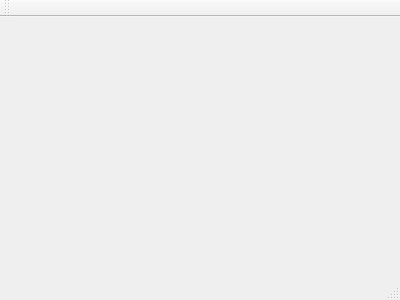
First picture: the form in programmeQT/projetDEMGUIV/mainwindow.ui, repository Alex-Bumblebee/ProjetDEMGUIV, before the edit.
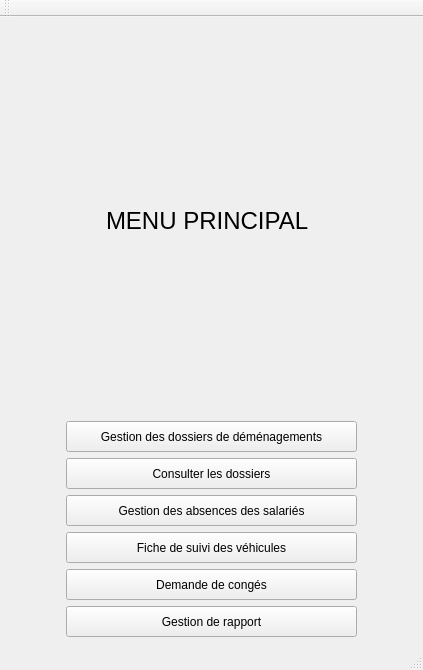
Second picture: the form after the edit.

Commit message: Ajout de l'interface graphique du menu principal, et connexion à la base de données dans le main.cpp, et ajout du qt+= sql dans le .pro

```diff
--- a/programmeQT/projetDEMGUIV/mainwindow.ui
+++ b/programmeQT/projetDEMGUIV/mainwindow.ui
@@ -1,24 +1,365 @@
 <ui version="4.0">
  <class>MainWindow</class>
- <widget class="QMainWindow" name="MainWindow" >
-  <property name="geometry" >
+ <widget class="QMainWindow" name="MainWindow">
+  <property name="geometry">
    <rect>
     <x>0</x>
     <y>0</y>
-    <width>400</width>
-    <height>300</height>
+    <width>423</width>
+    <height>670</height>
    </rect>
   </property>
   <property name="windowTitle" >
    <string>MainWindow</string>
   </property>
-  <widget class="QMenuBar" name="menuBar" />
-  <widget class="QToolBar" name="mainToolBar" />
-  <widget class="QWidget" name="centralWidget" />
-  <widget class="QStatusBar" name="statusBar" />
+  <widget class="QWidget" name="centralWidget">
+   <layout class="QVBoxLayout" name="verticalLayout">
+    <item>
+     <layout class="QHBoxLayout" name="horizontalLayout_7">
+      <item>
+       <spacer name="horizontalSpacer_13">
+        <property name="orientation">
+         <enum>Qt::Horizontal</enum>
+        </property>
+        <property name="sizeHint" stdset="0">
+         <size>
+          <width>40</width>
+          <height>20</height>
+         </size>
+        </property>
+       </spacer>
+      </item>
+      <item>
+       <widget class="QLabel" name="label">
+        <property name="minimumSize">
+         <size>
+          <width>211</width>
+          <height>41</height>
+         </size>
+        </property>
+        <property name="text">
+         <string>&lt;html&gt;&lt;head/&gt;&lt;body&gt;&lt;p&gt;&lt;span style=&quot; font-size:18pt;&quot;&gt;MENU PRINCIPAL&lt;/span&gt;&lt;/p&gt;&lt;/body&gt;&lt;/html&gt;</string>
+        </property>
+       </widget>
+      </item>
+      <item>
+       <spacer name="horizontalSpacer_14">
+        <property name="orientation">
+         <enum>Qt::Horizontal</enum>
+        </property>
+        <property name="sizeHint" stdset="0">
+         <size>
+          <width>40</width>
+          <height>20</height>
+         </size>
+        </property>
+       </spacer>
+      </item>
+     </layout>
+    </item>
+    <item>
+     <layout class="QHBoxLayout" name="horizontalLayout">
+      <item>
+       <spacer name="horizontalSpacer">
+        <property name="orientation">
+         <enum>Qt::Horizontal</enum>
+        </property>
+        <property name="sizeHint" stdset="0">
+         <size>
+          <width>40</width>
+          <height>20</height>
+         </size>
+        </property>
+       </spacer>
+      </item>
+      <item>
+       <widget class="QPushButton" name="pushButtonGestionDemenagements">
+        <property name="minimumSize">
+         <size>
+          <width>291</width>
+          <height>31</height>
+         </size>
+        </property>
+        <property name="text">
+         <string>Gestion des dossiers de déménagements</string>
+        </property>
+       </widget>
+      </item>
+      <item>
+       <spacer name="horizontalSpacer_2">
+        <property name="orientation">
+         <enum>Qt::Horizontal</enum>
+        </property>
+        <property name="sizeHint" stdset="0">
+         <size>
+          <width>40</width>
+          <height>20</height>
+         </size>
+        </property>
+       </spacer>
+      </item>
+     </layout>
+    </item>
+    <item>
+     <layout class="QHBoxLayout" name="horizontalLayout_2">
+      <item>
+       <spacer name="horizontalSpacer_3">
+        <property name="orientation">
+         <enum>Qt::Horizontal</enum>
+        </property>
+        <property name="sizeHint" stdset="0">
+         <size>
+          <width>40</width>
+          <height>20</height>
+         </size>
+        </property>
+       </spacer>
+      </item>
+      <item>
+       <widget class="QPushButton" name="pushButton_6">
+        <property name="minimumSize">
+         <size>
+          <width>291</width>
+          <height>31</height>
+         </size>
+        </property>
+        <property name="text">
+         <string>Consulter les dossiers</string>
+        </property>
+       </widget>
+      </item>
+      <item>
+       <spacer name="horizontalSpacer_4">
+        <property name="orientation">
+         <enum>Qt::Horizontal</enum>
+        </property>
+        <property name="sizeHint" stdset="0">
+         <size>
+          <width>40</width>
+          <height>20</height>
+         </size>
+        </property>
+       </spacer>
+      </item>
+     </layout>
+    </item>
+    <item>
+     <layout class="QHBoxLayout" name="horizontalLayout_3">
+      <item>
+       <spacer name="horizontalSpacer_5">
+        <property name="orientation">
+         <enum>Qt::Horizontal</enum>
+        </property>
+        <property name="sizeHint" stdset="0">
+         <size>
+          <width>40</width>
+          <height>20</height>
+         </size>
+        </property>
+       </spacer>
+      </item>
+      <item>
+       <widget class="QPushButton" name="pushButton_2">
+        <property name="minimumSize">
+         <size>
+          <width>291</width>
+          <height>31</height>
+         </size>
+        </property>
+        <property name="text">
+         <string>Gestion des absences des salariés</string>
+        </property>
+       </widget>
+      </item>
+      <item>
+       <spacer name="horizontalSpacer_6">
+        <property name="orientation">
+         <enum>Qt::Horizontal</enum>
+        </property>
+        <property name="sizeHint" stdset="0">
+         <size>
+          <width>40</width>
+          <height>20</height>
+         </size>
+        </property>
+       </spacer>
+      </item>
+     </layout>
+    </item>
+    <item>
+     <layout class="QHBoxLayout" name="horizontalLayout_4">
+      <item>
+       <spacer name="horizontalSpacer_7">
+        <property name="orientation">
+         <enum>Qt::Horizontal</enum>
+        </property>
+        <property name="sizeHint" stdset="0">
+         <size>
+          <width>40</width>
+          <height>20</height>
+         </size>
+        </property>
+       </spacer>
+      </item>
+      <item>
+       <widget class="QPushButton" name="pushButton_3">
+        <property name="minimumSize">
+         <size>
+          <width>291</width>
+          <height>31</height>
+         </size>
+        </property>
+        <property name="text">
+         <string>Fiche de suivi des véhicules</string>
+        </property>
+       </widget>
+      </item>
+      <item>
+       <spacer name="horizontalSpacer_8">
+        <property name="orientation">
+         <enum>Qt::Horizontal</enum>
+        </property>
+        <property name="sizeHint" stdset="0">
+         <size>
+          <width>40</width>
+          <height>20</height>
+         </size>
+        </property>
+       </spacer>
+      </item>
+     </layout>
+    </item>
+    <item>
+     <layout class="QHBoxLayout" name="horizontalLayout_5">
+      <item>
+       <spacer name="horizontalSpacer_9">
+        <property name="orientation">
+         <enum>Qt::Horizontal</enum>
+        </property>
+        <property name="sizeHint" stdset="0">
+         <size>
+          <width>40</width>
+          <height>20</height>
+         </size>
+        </property>
+       </spacer>
+      </item>
+      <item>
+       <widget class="QPushButton" name="pushButton_4">
+        <property name="minimumSize">
+         <size>
+          <width>291</width>
+          <height>31</height>
+         </size>
+        </property>
+        <property name="text">
+         <string>Demande de congés</string>
+        </property>
+       </widget>
+      </item>
+      <item>
+       <spacer name="horizontalSpacer_10">
+        <property name="orientation">
+         <enum>Qt::Horizontal</enum>
+        </property>
+        <property name="sizeHint" stdset="0">
+         <size>
+          <width>40</width>
+          <height>20</height>
+         </size>
+        </property>
+       </spacer>
+      </item>
+     </layout>
+    </item>
+    <item>
+     <layout class="QHBoxLayout" name="horizontalLayout_6">
+      <item>
+       <spacer name="horizontalSpacer_11">
+        <property name="orientation">
+         <enum>Qt::Horizontal</enum>
+        </property>
+        <property name="sizeHint" stdset="0">
+         <size>
+          <width>40</width>
+          <height>20</height>
+         </size>
+        </property>
+       </spacer>
+      </item>
+      <item>
+       <widget class="QPushButton" name="pushButton_5">
+        <property name="minimumSize">
+         <size>
+          <width>291</width>
+          <height>31</height>
+         </size>
+        </property>
+        <property name="text">
+         <string>Gestion de rapport</string>
+        </property>
+       </widget>
+      </item>
+      <item>
+       <spacer name="horizontalSpacer_12">
+        <property name="orientation">
+         <enum>Qt::Horizontal</enum>
+        </property>
+        <property name="sizeHint" stdset="0">
+         <size>
+          <width>40</width>
+          <height>20</height>
+         </size>
+        </property>
+       </spacer>
+      </item>
+     </layout>
+    </item>
+   </layout>
+   <zorder>pushButtonGestionDemenagements</zorder>
+   <zorder>pushButton_2</zorder>
+   <zorder>pushButton_3</zorder>
+   <zorder>pushButton_4</zorder>
+   <zorder>pushButton_5</zorder>
+   <zorder>pushButton_6</zorder>
+   <zorder>label</zorder>
+   <zorder>horizontalSpacer</zorder>
+   <zorder>horizontalSpacer_2</zorder>
+   <zorder>horizontalSpacer_3</zorder>
+   <zorder>horizontalSpacer_4</zorder>
+   <zorder>horizontalSpacer_5</zorder>
+   <zorder>horizontalSpacer_6</zorder>
+   <zorder>horizontalSpacer_7</zorder>
+   <zorder>horizontalSpacer_8</zorder>
+   <zorder>horizontalSpacer_9</zorder>
+   <zorder>horizontalSpacer_10</zorder>
+   <zorder>horizontalSpacer_11</zorder>
+   <zorder>horizontalSpacer_12</zorder>
+   <zorder>horizontalSpacer_13</zorder>
+   <zorder>horizontalSpacer_14</zorder>
+   <zorder>pushButtonGestionDemenagements</zorder>
+  </widget>
+  <widget class="QMenuBar" name="menuBar">
+   <property name="geometry">
+    <rect>
+     <x>0</x>
+     <y>0</y>
+     <width>423</width>
+     <height>29</height>
+    </rect>
+   </property>
+  </widget>
+  <widget class="QToolBar" name="mainToolBar">
+   <attribute name="toolBarArea">
+    <enum>TopToolBarArea</enum>
+   </attribute>
+   <attribute name="toolBarBreak">
+    <bool>false</bool>
+   </attribute>
+  </widget>
+  <widget class="QStatusBar" name="statusBar"/>
  </widget>
- <layoutDefault spacing="6" margin="11" />
- <pixmapfunction></pixmapfunction>
+ <layoutdefault spacing="6" margin="11"/>
  <resources/>
  <connections/>
 </ui>
```
Left out of the diff: 5 changed lines with no effect on the pictures. The commit also changes 2 other files.
